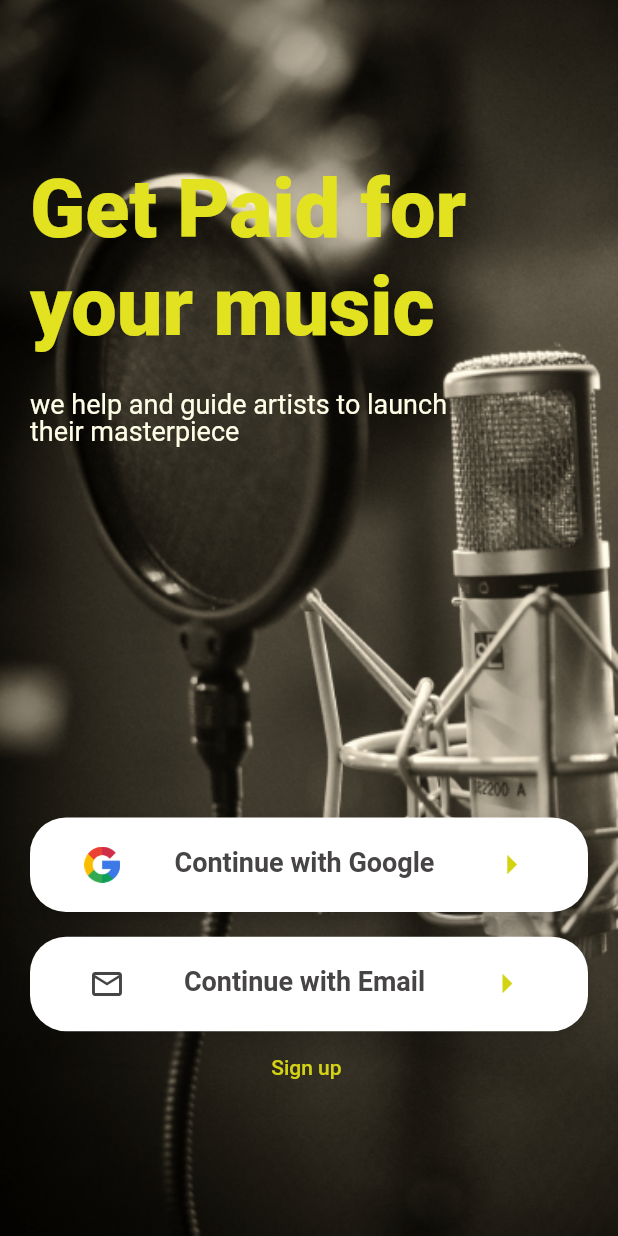
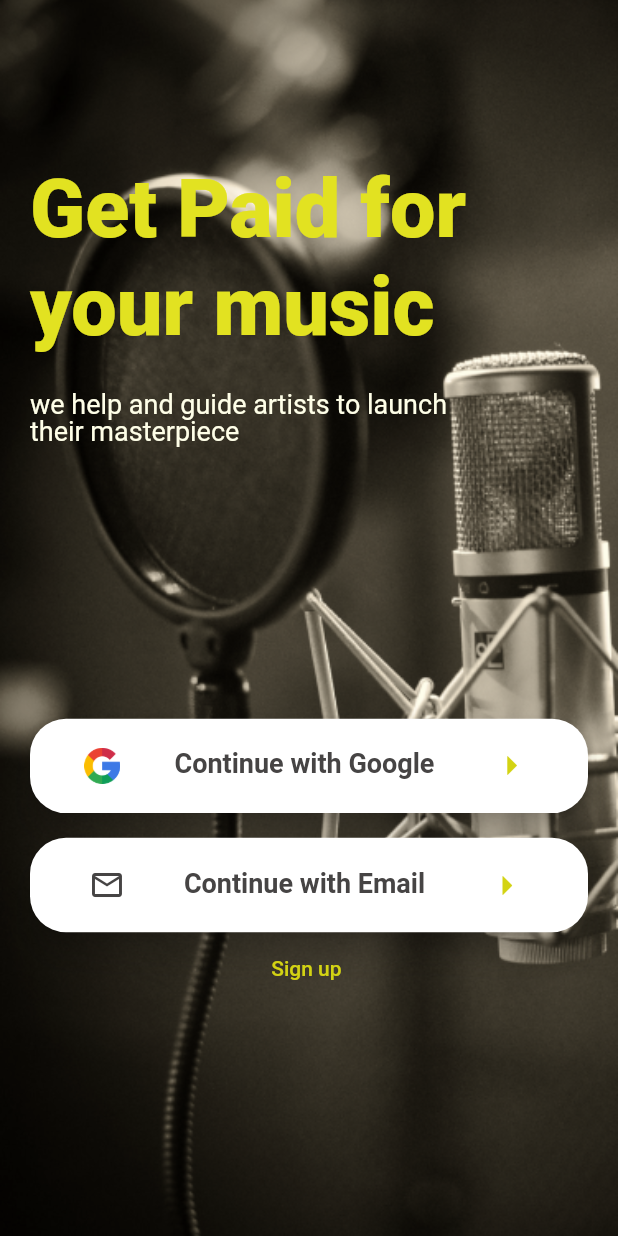
Before and after one commit to ameur24/MusicRoyalty, a Flutter app: the screen it shows after launch, on a phone screen of 412 x 824 dp. Run offline on Flutter 3.47's test engine with Material 2 defaults, Android fonts, the phone set to English and light mode, and no system bars; our stand-ins replace cloud_firestore, firebase_auth, firebase_core, get, google_sign_in, pdf and 3 more; missing offline and left inert: flutter_facebook_auth; accounts and stored records are empty; Roboto replaces fonts that are missing (Exo-Black, Exo-Bold, Exo-Medium).

Commit message:
no message

```diff
--- a/lib/Screens/Authentication/landing_page.dart
+++ b/lib/Screens/Authentication/landing_page.dart
@@ -78,7 +78,7 @@ class _ImageState extends State<landingPage> {
               ),
             ),
             SizedBox(
-              height: screenHeight * .3,
+              height: screenHeight * .22,
             ),
             ElevatedButton(
                 onPressed: () => signInWithGoogle(),
--- a/lib/main.dart
+++ b/lib/main.dart
@@ -26,6 +26,7 @@ class MyApp extends StatelessWidget {
 
   @override
   Widget build(BuildContext context) {
+    MusicController controller = Get.put(MusicController());
     return GetMaterialApp(
       debugShowCheckedModeBanner: false,
       title: 'Music Royalty',
```
Also changed, not shown: lib/controllers/music_controller.dart (+4 -4 lines), pubspec.lock, 2 other files.
